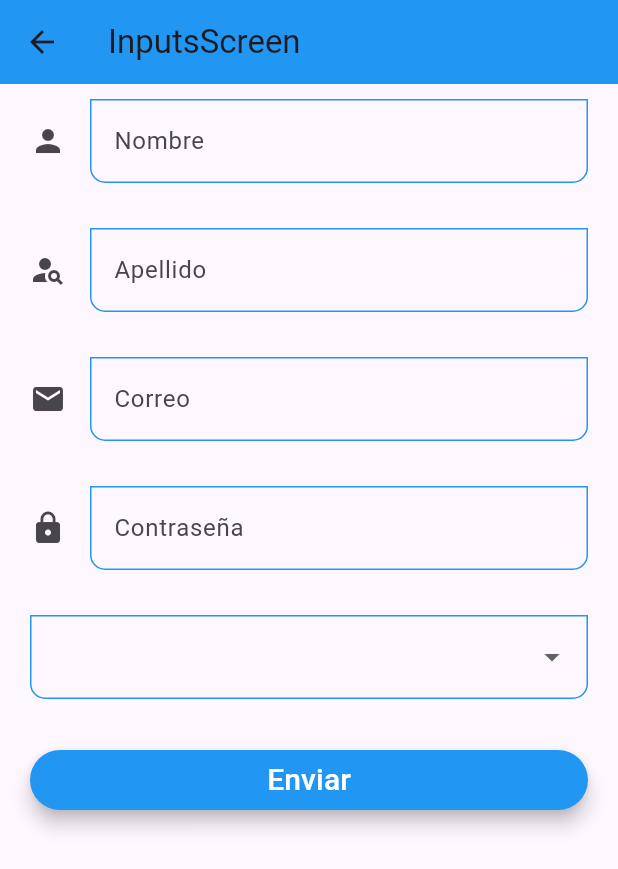
After one commit to Cris2518/fl_components, a Flutter app: the InputsScreen screen opened by its route, on a phone screen of 412 x 824 dp. The commit adds this screen. Shown: the top 869 px of the screen. Run offline on Flutter 3.47's test engine with Material 3 defaults, Android fonts, the phone set to English and light mode, and no system bars.

Commit message:
Seccion 6 - Lista de Componentes en Flutter, Animaciones, Slider, Avatar, Inputs and validations

```diff
--- a/lib/router/app_routes.dart
+++ b/lib/router/app_routes.dart
@@ -7,18 +7,23 @@ class AppRoutes {
   static const inialRoute = 'home';
 
   static final menuOptions = <MenuOption>[
-    MenuOption(name: 'Home Screen', route: 'home', screen: HomeScreen(), iconData: Icons.house),
+    //MenuOption(name: 'Home Screen', route: 'home', screen: HomeScreen(), iconData: Icons.house),
     MenuOption(name: 'List View Tipo 1', route: 'listview1', screen: Listview1Screen(), iconData: Icons.list),
     MenuOption(name: 'List View Tipo 2', route: 'listview2', screen: Listview2Screen(), iconData: Icons.list_alt_outlined),
     MenuOption(name: 'Alertas', route: 'alert', screen: AlertScreen(), iconData: Icons.message),
     MenuOption(name: 'Tarjetas', route: 'card', screen: CardScreen(), iconData: Icons.add_card),
     MenuOption(name: 'Avatar', route: 'avatar', screen: AvatarScreen(), iconData: Icons.supervised_user_circle_rounded),
     MenuOption(name: 'Animated', route: 'animated', screen: AnimatedScreen(), iconData: Icons.animation),
+    MenuOption(name: 'Inputs', route: 'inputs', screen: InputsScreen(), iconData: Icons.input),
+    MenuOption(name: 'Slider', route: 'slider', screen: SliderScreen(), iconData: Icons.slideshow),
+    MenuOption(name: 'ListViewBuilder', route: 'listviewbuilder', screen: ListviewBuilderScreen(), iconData: Icons.list),
   ];
 
   static Map<String, Widget Function(BuildContext)> getAppRoutes(){
 
     Map<String, Widget Function(BuildContext)> appRoutes = {};
+
+    appRoutes.addAll({'home': (BuildContext context) => HomeScreen()});
 
     for (final option in menuOptions){
       appRoutes.addAll({option.route: (BuildContext context) => option.screen});
@@ -27,14 +32,6 @@ class AppRoutes {
     return appRoutes;
   }
 
-  // static Map<String, Widget Function(BuildContext)> routes = {
-  //         'home' : (BuildContext context) => const HomeScreen(),
-  //         'listview1' : (BuildContext context) => const Listview1Screen(),
-  //         'listview2' : (BuildContext context) => const Listview2Screen(),
-  //         'alert' : (BuildContext context) => const AlertScreen(),
-  //         'card' : (BuildContext context) => const CardScreen(),
-  //       };
-
   static Route<dynamic> onGenerateRoute(RouteSettings setting){
     return MaterialPageRoute(builder: (context) => Listview1Screen());
   }
--- a/lib/screens/animated_screen.dart
+++ b/lib/screens/animated_screen.dart
@@ -36,7 +36,9 @@ class _AnimatedScreenState extends State<AnimatedScreen> {
         title: Text('AnimatedScreen'),
       ),
       body: Center(
-         child: Container(
+         child: AnimatedContainer(
+          duration: Duration(milliseconds: 400),
+          curve: Curves.easeInCubic,
           width: _width,
           height: _height,
           decoration: BoxDecoration(
--- /dev/null
+++ b/lib/screens/inputs_screen.dart
@@ -0,0 +1,83 @@
+import 'package:fl_components/widgets/widgets.dart';
+import 'package:flutter/material.dart';
+
+class InputsScreen extends StatelessWidget {
+
+  const InputsScreen({super.key});
+
+  @override
+  Widget build(BuildContext context) {
+
+    final GlobalKey<FormState> formKey = GlobalKey<FormState>();
+
+    final Map<String, String> formValues = {
+      'firstName' : 'Cristian',
+      'lastName'  : 'Ortega',
+      'email'     : 'cristian@gmail.com',
+      'password'  : 'Admin',
+      'role'      : 'Admin'
+    };
+
+    return Scaffold(
+      appBar: AppBar(
+        title: Text('InputsScreen'),
+      ),
+      body: SingleChildScrollView(
+        child: Padding(
+          padding: EdgeInsets.symmetric(horizontal: 20, vertical: 10),
+          child: Form(
+            key: formKey,
+            child: Column(
+              children: [
+
+                CustomInputField(labelText: 'Nombre', hintText: 'Ingrese su nombre', icon: Icons.person, formProperty: 'firstName', formValues: formValues,),
+                SizedBox(height: 30),
+
+                CustomInputField(labelText: 'Apellido', hintText: 'Ingrese su apellido', icon: Icons.person_search_sharp, formProperty: 'lastName', formValues: formValues,),
+                SizedBox(height: 30),
+
+                CustomInputField(labelText: 'Correo', hintText: 'Ingrese su correo', icon: Icons.email, keyboardType: TextInputType.emailAddress, formProperty: 'email', formValues: formValues,),
+                SizedBox(height: 30),
+
+                CustomInputField(labelText: 'Contraseña', hintText: 'Password', icon: Icons.lock, obscureText: true, formProperty: 'password', formValues: formValues,),
+                SizedBox(height: 30),
+
+                DropdownButtonFormField(
+                  items: [
+                    DropdownMenuItem(child: Text('User'), value: 'User'),
+                    DropdownMenuItem(child: Text('Admin'), value: 'Admin'),
+                    DropdownMenuItem(child: Text('Admin'), value: 'Admin'),
+                    DropdownMenuItem(child: Text('Admin'), value: 'Admin'),
+                  ],
+                  onChanged: (value) {
+                    formValues['role'] = value.toString();
+                  },
+                ),
+                SizedBox(height: 30),
+
+                ElevatedButton(
+                  child: SizedBox(
+                    width: double.infinity,
+                    child: Center(child: Text('Enviar', style: TextStyle(fontSize: 20),)),
+                  ),
+                  onPressed: () {
+
+                    // ! Ocultar el teclado
+                    FocusScope.of(context).requestFocus(FocusNode());
+
+                    if (!formKey.currentState!.validate()){
+                      print('Formulario inválido');
+                      return;
+                    }
+
+                  print(formValues);
+                },),
+
+              ],
+            ),
+          ),
+        ),
+      )
+    );
+  }
+}
--- a/lib/screens/screens.dart
+++ b/lib/screens/screens.dart
@@ -5,3 +5,6 @@ export 'package:fl_components/screens/card_screen.dart';
 export 'package:fl_components/screens/listview1_screen.dart';
 export 'package:fl_components/screens/animated_screen.dart';
 export 'package:fl_components/screens/home_screen.dart';
+export 'package:fl_components/screens/inputs_screen.dart';
+export 'package:fl_components/screens/slider_screen.dart';
+export 'package:fl_components/screens/listview_builder_screen.dart';
--- a/lib/theme/app_theme.dart
+++ b/lib/theme/app_theme.dart
@@ -29,6 +29,21 @@ class AppTheme {
                 elevation: 5,
           ),
         ),
+
+        inputDecorationTheme: InputDecorationTheme(
+          floatingLabelStyle: TextStyle(color: primary),
+          enabledBorder: OutlineInputBorder(
+            borderSide: BorderSide(color: primary),
+            borderRadius: BorderRadius.only(bottomLeft: Radius.circular(10), bottomRight: Radius.circular(10))
+          ),
+          focusedBorder: OutlineInputBorder(
+            borderSide: BorderSide(color: primary),
+            borderRadius: BorderRadius.only(bottomLeft: Radius.circular(10), bottomRight: Radius.circular(10))
+          ),
+          border: OutlineInputBorder(
+            borderRadius: BorderRadius.only(bottomLeft: Radius.circular(10), bottomRight: Radius.circular(10))
+          )
+        ),
   );
 
   static final ThemeData darkTheme = ThemeData.dark().copyWith(
--- a/lib/widgets/custom_card_type_2.dart
+++ b/lib/widgets/custom_card_type_2.dart
@@ -1,4 +1,3 @@
-import 'dart:ui';
 
 import 'package:fl_components/theme/app_theme.dart';
 import 'package:flutter/material.dart';
--- /dev/null
+++ b/lib/widgets/custom_input_field.dart
@@ -0,0 +1,56 @@
+
+import 'package:flutter/material.dart';
+
+class CustomInputField extends StatelessWidget {
+
+  final String? hintText;
+  final String? labelText;
+  final String? helperText;
+  final IconData? icon;
+  final IconData? suffixIcon;
+  final TextInputType? keyboardType;
+  final bool? obscureText;
+
+  final String formProperty;
+  final Map<String, String> formValues;
+
+  const CustomInputField({
+    super.key,
+    this.hintText,
+    this.labelText,
+    this.helperText,
+    this.icon,
+    this.suffixIcon,
+    this.keyboardType,
+    this.obscureText,
+    required this.formProperty,
+    required this.formValues,
+  });
+
+  @override
+  Widget build(BuildContext context) {
+    return TextFormField(
+      autofocus: false,
+      textCapitalization: TextCapitalization.words,
+      keyboardType: keyboardType,
+      obscureText: obscureText ?? false,
+      onChanged: (value) => formValues[formProperty] = value,
+
+      validator: (value) {
+        if (value == null) {
+          return 'Campo obrigatório';
+        }
+        return value.length < 3 ? 'Mínimo 3 caracteres' : null;
+      },
+      autovalidateMode: AutovalidateMode.onUserInteraction,
+
+      decoration: InputDecoration(
+        hintText: hintText,
+        labelText: labelText,
+        helperText: helperText,
+        suffixIcon: suffixIcon == null ? null : Icon(suffixIcon),
+        icon: icon == null ? null : Icon(icon),
+      ),
+    );
+  }
+}
--- a/lib/widgets/widgets.dart
+++ b/lib/widgets/widgets.dart
@@ -1,2 +1,3 @@
 export 'package:fl_components/widgets/custom_card_type_1.dart';
 export 'package:fl_components/widgets/custom_card_type_2.dart';
+export 'package:fl_components/widgets/custom_input_field.dart';
```
Also changed, not shown: lib/screens/listview_builder_screen.dart (added, +136 -0 lines), lib/screens/slider_screen.dart (added, +91 -0 lines).
